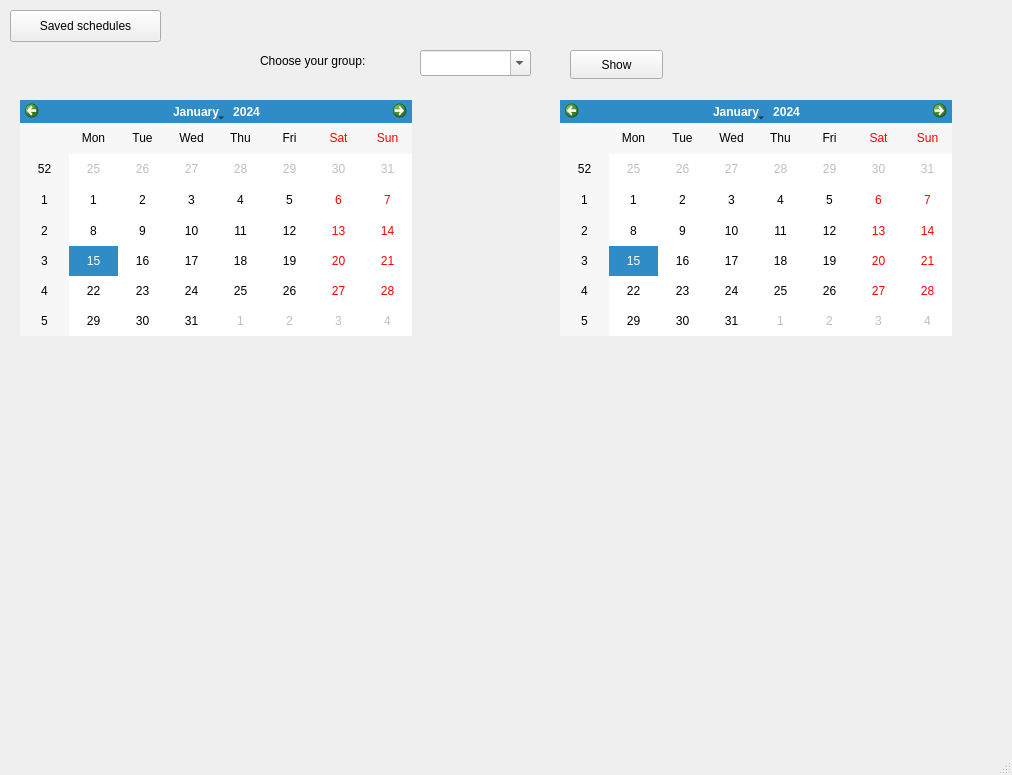
Before: the Qt Designer form mainwindow.ui in GameHub-PNU/PNU-Schedule, drawn with Qt 5.
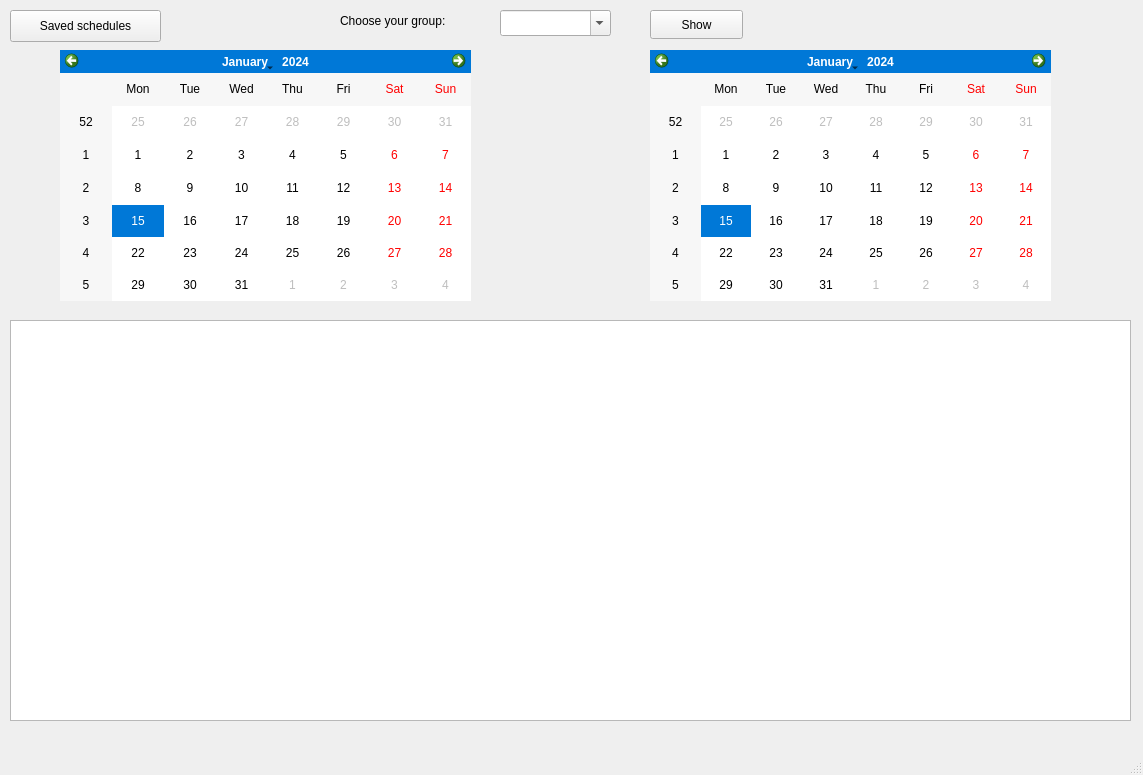
After: the same form once the commit is applied.

Commit message: Added a table for schedule displaying

```diff
--- a/mainwindow.ui
+++ b/mainwindow.ui
@@ -6,7 +6,7 @@
    <rect>
     <x>0</x>
     <y>0</y>
-    <width>1012</width>
+    <width>1143</width>
     <height>775</height>
    </rect>
   </property>
@@ -17,8 +17,8 @@
    <widget class="QPushButton" name="getScheduleButton">
     <property name="geometry">
      <rect>
-      <x>570</x>
-      <y>50</y>
+      <x>650</x>
+      <y>10</y>
       <width>93</width>
       <height>29</height>
      </rect>
@@ -30,8 +30,8 @@
    <widget class="QLabel" name="groupNameTitleLabel">
     <property name="geometry">
      <rect>
-      <x>260</x>
-      <y>50</y>
+      <x>340</x>
+      <y>10</y>
       <width>141</width>
       <height>21</height>
      </rect>
@@ -43,8 +43,8 @@
    <widget class="QComboBox" name="allGroupsComboBox">
     <property name="geometry">
      <rect>
-      <x>420</x>
-      <y>50</y>
+      <x>500</x>
+      <y>10</y>
       <width>111</width>
       <height>26</height>
      </rect>
@@ -56,22 +56,30 @@
    <widget class="QCalendarWidget" name="startDateCalendarWidget">
     <property name="geometry">
      <rect>
-      <x>20</x>
-      <y>100</y>
-      <width>392</width>
-      <height>236</height>
+      <x>60</x>
+      <y>50</y>
+      <width>411</width>
+      <height>251</height>
      </rect>
     </property>
+    <property name="styleSheet">
+     <string notr="true">selection-background-color: #0078d7;
+selection-color: white;</string>
+    </property>
    </widget>
    <widget class="QCalendarWidget" name="endDateCalendarWidget">
     <property name="geometry">
      <rect>
-      <x>560</x>
-      <y>100</y>
-      <width>392</width>
-      <height>236</height>
+      <x>650</x>
+      <y>50</y>
+      <width>401</width>
+      <height>251</height>
      </rect>
     </property>
+    <property name="styleSheet">
+     <string notr="true">selection-background-color: #0078d7;
+selection-color: white;</string>
+    </property>
    </widget>
    <widget class="QPushButton" name="savedSchedulesButton">
     <property name="geometry">
@@ -86,6 +94,16 @@
      <string>Saved schedules</string>
     </property>
    </widget>
+   <widget class="QTableWidget" name="scheduleTableWidget">
+    <property name="geometry">
+     <rect>
+      <x>10</x>
+      <y>320</y>
+      <width>1121</width>
+      <height>401</height>
+     </rect>
+    </property>
+   </widget>
   </widget>
   <widget class="QMenuBar" name="menubar">
    <property name="geometry">
```
Left out of the diff: 4 changed lines with no effect on the pictures. The commit also changes 4 other files.
